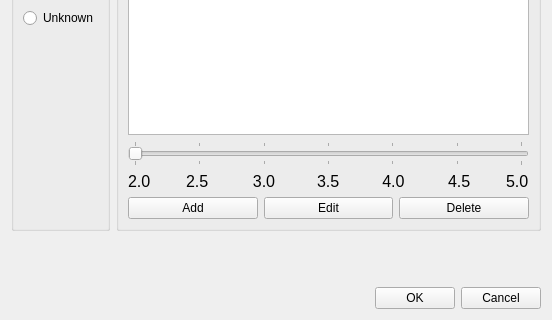
This is school/studentdataform.ui in galgreg/SchoolStatistics as Qt 5 draws it before an edit; both pictures show x 0 to 552 and y 198 to 518 of the 552 by 518 pixel window. The edited form follows.
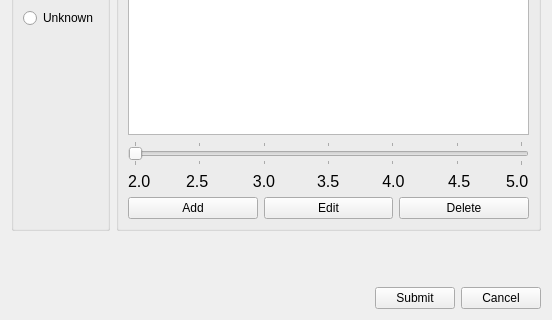
This is the edited form.

Commit message: Implementacja metody StudentDataForm::trySubmitForm() dla przypadków niepoprawnego wprowadzenia danych wejściowych

Patch:
```diff
--- a/school/studentdataform.ui
+++ b/school/studentdataform.ui
@@ -351,7 +351,7 @@
      <item>
       <widget class="QPushButton" name="okButton">
        <property name="text">
-        <string>OK</string>
+        <string>Submit</string>
        </property>
       </widget>
      </item>
```
Left out of the diff: 2 changed lines with no effect on the pictures. The commit also changes 4 other files.
